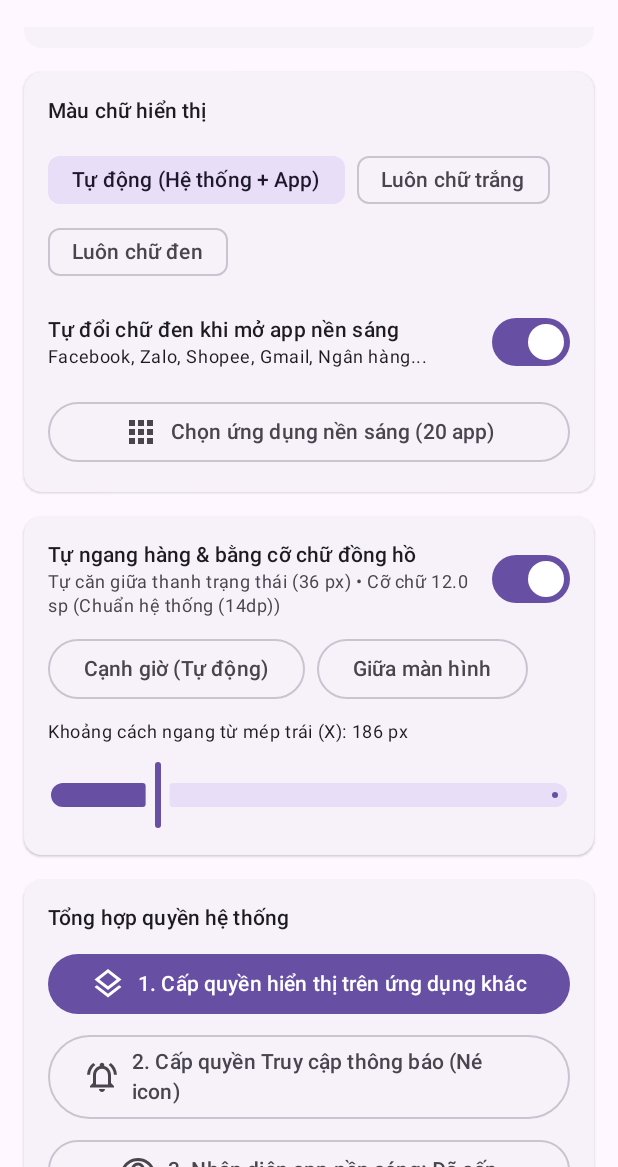
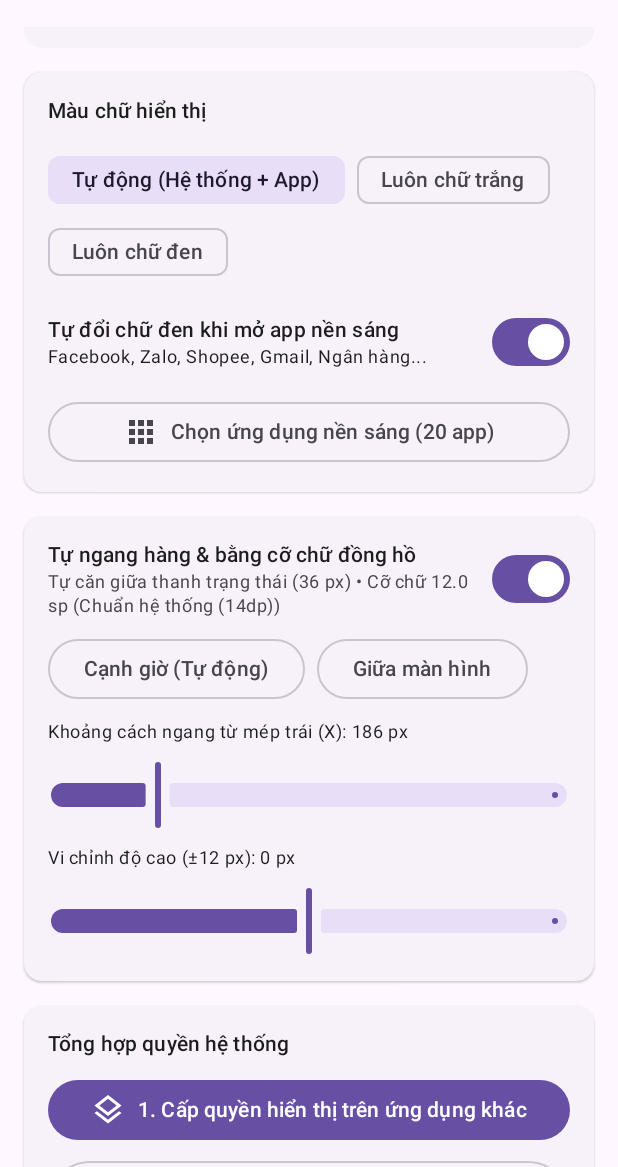
Before and after one commit to Tranlam90/StartusbarDate, an Android app built with Jetpack Compose: the screen it shows after launch (MainActivity), scrolled down 1596 dp, on a phone screen of 412 x 824 dp, the part 69-1236 px from its top. Run offline under Robolectric (Android 15) with nearby library versions, the phone set to English and light mode, and no system bars.

Commit message:
Add files via upload

```diff
--- a/app/build.gradle.kts
+++ b/app/build.gradle.kts
@@ -12,8 +12,8 @@ android {
         applicationId = "com.example.statusbardate"
         minSdk = 29
         targetSdk = 35
-        versionCode = 9
-        versionName = "1.4.0"
+        versionCode = 10
+        versionName = "1.4.1"
     }
 
     buildTypes {
--- a/app/src/main/java/com/example/statusbardate/data/DateFormatOption.kt
+++ b/app/src/main/java/com/example/statusbardate/data/DateFormatOption.kt
@@ -3,6 +3,7 @@ package com.example.statusbardate.data
 import android.content.Context
 import android.graphics.Typeface
 import android.net.Uri
+import android.os.Build
 import android.util.Xml
 import androidx.compose.ui.text.font.FontFamily
 import androidx.compose.ui.text.font.FontWeight
@@ -45,7 +46,8 @@ object OemFontResolver {
         val id: String,
         val typeface: Typeface,
         val sourceName: String,
-        val priority: Int
+        val priority: Int,
+        val isRealFile: Boolean
     )
 
     private val cachedCandidates: List<ResolvedFont> by lazy {
@@ -162,12 +164,12 @@ object OemFontResolver {
                     id = path,
                     typeface = tf,
                     sourceName = name,
-                    priority = priority
+                    priority = priority,
+                    isRealFile = true
                 )
             )
         }
 
-        // Thử thêm tên family nội bộ của ColorOS nếu chưa thấy file trực tiếp
         val oemFamilies = listOf("oplus-sans", "oppo-sans", "sys-sans-en", "oneplus-sans")
         for (fam in oemFamilies) {
             val tf = runCatching { Typeface.create(fam, Typeface.NORMAL) }.getOrNull()
@@ -177,7 +179,8 @@ object OemFontResolver {
                         id = "family:$fam",
                         typeface = tf,
                         sourceName = fam,
-                        priority = 5
+                        priority = 5,
+                        isRealFile = false
                     )
                 )
             }
@@ -189,7 +192,8 @@ object OemFontResolver {
                     id = "sans-serif-medium",
                     typeface = Typeface.create("sans-serif-medium", Typeface.NORMAL),
                     sourceName = "sans-serif-medium",
-                    priority = 10
+                    priority = 10,
+                    isRealFile = false
                 )
             )
         }
@@ -286,22 +290,23 @@ enum class FontStyleOption(val label: String) {
         val clampedWeight = weight.coerceIn(300, 700)
         return when (this) {
             OPPO_SANS -> {
-                val base = OemFontResolver.resolveById(selectedOemFontId).typeface
-                Typeface.create(base, clampedWeight, false)
+                val resolved = OemFontResolver.resolveById(selectedOemFontId)
+                // Giữ nguyên Typeface gốc đọc từ file font hệ thống/tùy biến;
+                // chỉ dùng Typeface.create(base, weight, false) khi không phải file tĩnh
+                if (resolved.isRealFile) {
+                    resolved.typeface
+                } else {
+                    Typeface.create(resolved.typeface, clampedWeight, false)
+                }
             }
             CUSTOM_FILE -> {
-                val custom = OemFontResolver.loadCustomFontFile(customFontPath)
-                if (custom != null) {
-                    Typeface.create(custom, clampedWeight, false)
-                } else {
-                    val base = OemFontResolver.resolveById(selectedOemFontId).typeface
-                    Typeface.create(base, clampedWeight, false)
-                }
+                OemFontResolver.loadCustomFontFile(customFontPath)
+                    ?: OemFontResolver.resolveById(selectedOemFontId).typeface
             }
             SYSTEM_MEDIUM -> Typeface.create("sans-serif-medium", Typeface.NORMAL)
             SYSTEM_REGULAR -> Typeface.create("sans-serif", Typeface.NORMAL)
-            SYSTEM_SEMIBOLD -> Typeface.create("sans-serif-medium", Typeface.BOLD)
-            SANS_LIGHT -> Typeface.create("sans-serif-light", Typeface.NORMAL)
+            SYSTEM_SEMIBOLD -> Typeface.create("sans-serif-black", Typeface.NORMAL)
+            SANS_LIGHT -> Typeface.create("sans-serif-thin", Typeface.NORMAL)
             SANS_CONDENSED -> Typeface.create("sans-serif-condensed", Typeface.NORMAL)
             MONOSPACE -> Typeface.MONOSPACE
         }
@@ -313,11 +318,15 @@ enum class FontStyleOption(val label: String) {
     ): FontFamily {
         return when (this) {
             MONOSPACE -> FontFamily.Monospace
+            SANS_CONDENSED -> FontFamily(Typeface.create("sans-serif-condensed", Typeface.NORMAL))
+            SANS_LIGHT -> FontFamily(Typeface.create("sans-serif-thin", Typeface.NORMAL))
+            SYSTEM_SEMIBOLD -> FontFamily(Typeface.create("sans-serif-black", Typeface.NORMAL))
+            SYSTEM_REGULAR -> FontFamily(Typeface.create("sans-serif", Typeface.NORMAL))
+            SYSTEM_MEDIUM -> FontFamily(Typeface.create("sans-serif-medium", Typeface.NORMAL))
             OPPO_SANS, CUSTOM_FILE -> {
                 val tf = toAndroidTypeface(550, selectedOemFontId, customFontPath)
                 FontFamily(tf)
             }
-            else -> FontFamily.Default
         }
     }
 
@@ -326,7 +335,7 @@ enum class FontStyleOption(val label: String) {
             OPPO_SANS, CUSTOM_FILE -> FontWeight(weight.coerceIn(300, 700))
             SYSTEM_REGULAR, SANS_CONDENSED -> FontWeight.Normal
             SYSTEM_MEDIUM -> FontWeight.Medium
-            SYSTEM_SEMIBOLD -> FontWeight.SemiBold
+            SYSTEM_SEMIBOLD -> FontWeight.Bold
             SANS_LIGHT -> FontWeight.Light
             MONOSPACE -> FontWeight.Normal
         }
--- a/app/src/main/java/com/example/statusbardate/ui/MainScreen.kt
+++ b/app/src/main/java/com/example/statusbardate/ui/MainScreen.kt
@@ -1,6 +1,9 @@
 package com.example.statusbardate.ui
 
 import android.Manifest
+import android.graphics.Typeface
+import android.util.TypedValue
+import android.widget.TextView
 import android.widget.Toast
 import android.os.Build
 import androidx.activity.compose.rememberLauncherForActivityResult
@@ -65,6 +68,7 @@ import androidx.compose.ui.Modifier
 import androidx.compose.ui.draw.clip
 import androidx.compose.ui.graphics.Color
 import androidx.compose.ui.platform.LocalContext
+import androidx.compose.ui.viewinterop.AndroidView
 import androidx.compose.ui.text.font.FontFamily
 import androidx.compose.ui.text.font.FontWeight
 import androidx.compose.ui.unit.dp
@@ -265,23 +269,40 @@ fun MainScreen() {
                     val currentTime = LocalTime.now().format(DateTimeFormatter.ofPattern("HH:mm"))
                     val formattedDate = config.formatOption.format()
 
+                    val previewTypeface = remember(
+                        config.fontStyle,
+                        config.fontWeight,
+                        config.selectedOemFontId,
+                        config.customFontPath
+                    ) {
+                        config.fontStyle.toAndroidTypeface(
+                            weight = config.fontWeight,
+                            selectedOemFontId = config.selectedOemFontId,
+                            customFontPath = config.customFontPath
+                        )
+                    }
+                    val previewWeight = if (
+                        config.fontStyle == FontStyleOption.OPPO_SANS ||
+                        config.fontStyle == FontStyleOption.CUSTOM_FILE
+                    ) config.fontWeight else null
+
                     StatusBarPreviewRow(
                         timeText = currentTime,
                         dateText = formattedDate,
                         bgColor = Color(0xFF141414),
-                        fgColor = Color.White,
+                        fgColor = android.graphics.Color.WHITE,
                         fontSizeSp = if (config.autoMatchClock) clockMetrics.clockTextSizeSp else config.textSizeSp,
-                        fontFamily = config.fontStyle.toComposeFontFamily(config.selectedOemFontId, config.customFontPath),
-                        fontWeight = config.fontStyle.toComposeFontWeight(config.fontWeight)
+                        androidTypeface = previewTypeface,
+                        variationWeight = previewWeight
                     )
                     StatusBarPreviewRow(
                         timeText = currentTime,
                         dateText = formattedDate,
                         bgColor = Color(0xFFF2F2F2),
-                        fgColor = Color(0xFF1C1B1F),
+                        fgColor = android.graphics.Color.parseColor("#1C1B1F"),
                         fontSizeSp = if (config.autoMatchClock) clockMetrics.clockTextSizeSp else config.textSizeSp,
-                        fontFamily = config.fontStyle.toComposeFontFamily(config.selectedOemFontId, config.customFontPath),
-                        fontWeight = config.fontStyle.toComposeFontWeight(config.fontWeight)
+                        androidTypeface = previewTypeface,
+                        variationWeight = previewWeight
                     )
                 }
             }
@@ -601,20 +622,26 @@ fun MainScreen() {
                     )
 
                     if (config.autoMatchClock) {
-                        if (config.verticalNudgePx != 0) {
                         Row(
+                            modifier = Modifier.fillMaxWidth(),
                             verticalAlignment = Alignment.CenterVertically,
-                                horizontalArrangement = Arrangement.spacedBy(8.dp)
+                            horizontalArrangement = Arrangement.SpaceBetween
                         ) {
                             Text(
-                                    text = "Vi chỉnh dọc: ${config.verticalNudgePx} px",
+                                text = "Vi chỉnh độ cao (±12 px): ${config.verticalNudgePx} px",
                                 style = MaterialTheme.typography.bodySmall
                             )
+                            if (config.verticalNudgePx != 0) {
                                 TextButton(onClick = { prefsManager.setVerticalNudgePx(0) }) {
-                                    Text("Đặt lại 0 px")
+                                    Text("Về 0 px")
                                 }
                             }
                         }
+                        Slider(
+                            value = config.verticalNudgePx.toFloat(),
+                            onValueChange = { prefsManager.setVerticalNudgePx(it.roundToInt()) },
+                            valueRange = -12f..12f
+                        )
                     } else {
                         Text("Vị trí dọc thủ công (Y): ${config.offsetY} px", style = MaterialTheme.typography.bodySmall)
                         Slider(
@@ -790,11 +817,12 @@ private fun StatusBarPreviewRow(
     timeText: String,
     dateText: String,
     bgColor: Color,
-    fgColor: Color,
+    fgColor: Int,
     fontSizeSp: Float,
-    fontFamily: FontFamily,
-    fontWeight: FontWeight
+    androidTypeface: Typeface,
+    variationWeight: Int?
 ) {
+    val composeFgColor = Color(fgColor)
     Box(
         modifier = Modifier
             .fillMaxWidth()
@@ -812,17 +840,28 @@ private fun StatusBarPreviewRow(
             Row(verticalAlignment = Alignment.CenterVertically) {
                 Text(
                     text = timeText,
-                    color = fgColor,
+                    color = composeFgColor,
                     fontSize = fontSizeSp.sp,
                     fontWeight = FontWeight.Medium
                 )
                 Spacer(modifier = Modifier.width(6.dp))
-                Text(
-                    text = dateText,
-                    color = fgColor,
-                    fontSize = fontSizeSp.sp,
-                    fontFamily = fontFamily,
-                    fontWeight = fontWeight
+                AndroidView(
+                    factory = { ctx ->
+                        TextView(ctx).apply {
+                            includeFontPadding = false
+                            fontFeatureSettings = "tnum"
+                        }
+                    },
+                    update = { tv ->
+                        tv.text = dateText
+                        tv.setTextColor(fgColor)
+                        tv.setTextSize(TypedValue.COMPLEX_UNIT_SP, fontSizeSp)
+                        runCatching { tv.fontVariationSettings = null }
+                        tv.setTypeface(androidTypeface, Typeface.NORMAL)
+                        if (variationWeight != null) {
+                            runCatching { tv.fontVariationSettings = "'wght' $variationWeight" }
+                        }
+                    }
                 )
             }
             Row(
@@ -832,13 +871,13 @@ private fun StatusBarPreviewRow(
                 Icon(
                     imageVector = Icons.Outlined.Wifi,
                     contentDescription = null,
-                    tint = fgColor,
+                    tint = composeFgColor,
                     modifier = Modifier.size(14.dp)
                 )
                 Icon(
                     imageVector = Icons.Outlined.SignalCellularAlt,
                     contentDescription = null,
-                    tint = fgColor,
+                    tint = composeFgColor,
                     modifier = Modifier.size(14.dp)
                 )
             }
```
Also changed, not shown: app/src/main/java/com/example/statusbardate/service/DateOverlayService.kt (+69 -61 lines). Lines whose indentation alone changed are shown as unchanged.
